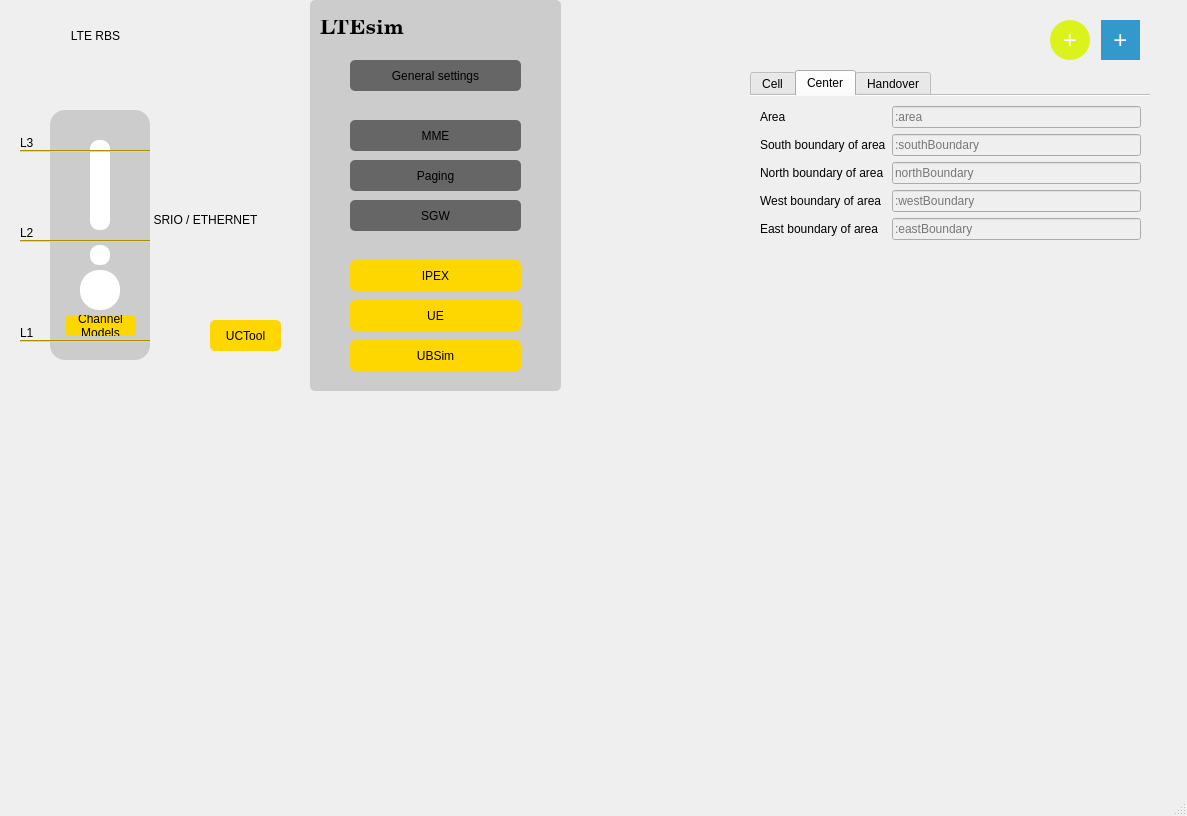
Before: the Qt Designer form LTEsimGeneratorGUI/Ui/Windows/newmapwindow.ui in moniss23/junit4, drawn with Qt 5.
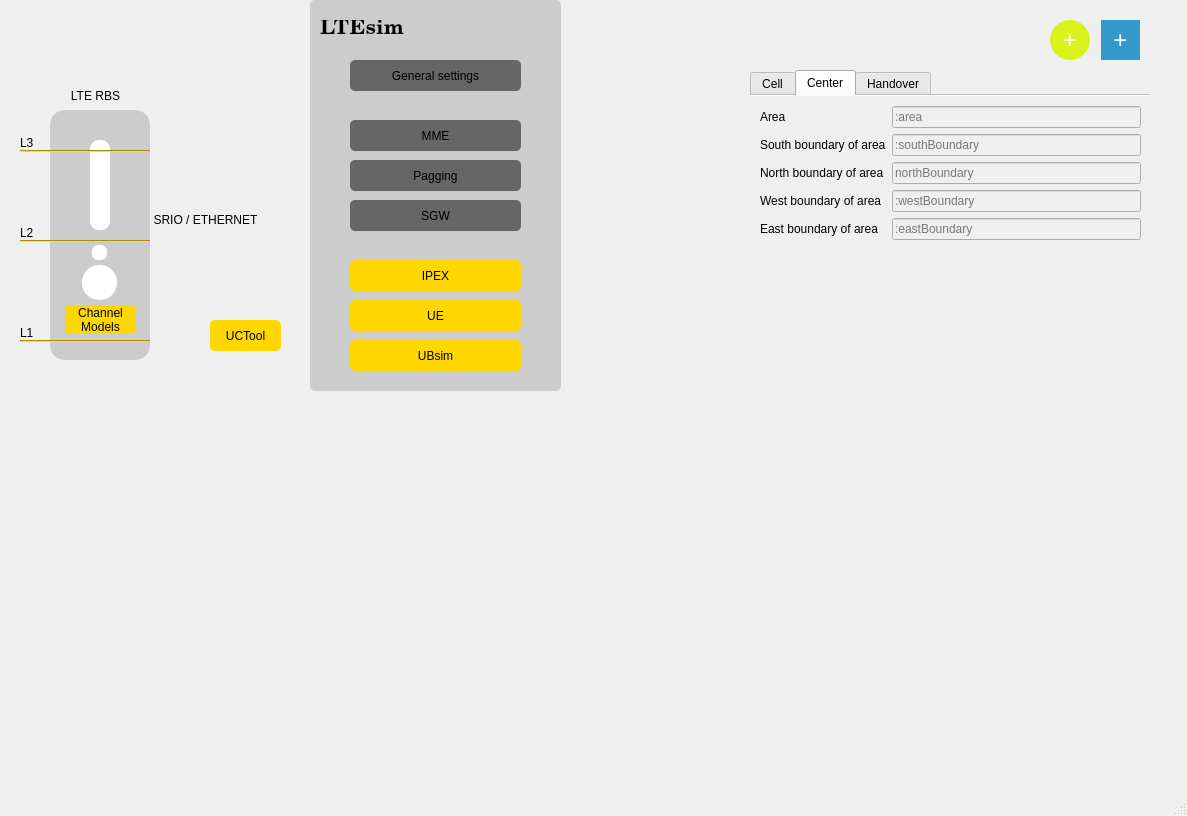
After: the same form once the commit is applied. Icons and pictures are not drawn.

Commit message: Added new UI to traffic map + paging rename to pagging + change buttons design in small windows + fit button size to text in Channel Models button

Patch:
```diff
--- a/LTEsimGeneratorGUI/Ui/Windows/newmapwindow.ui
+++ b/LTEsimGeneratorGUI/Ui/Windows/newmapwindow.ui
@@ -66,7 +66,7 @@
      <property name="geometry">
       <rect>
        <x>40</x>
-       <y>20</y>
+       <y>80</y>
        <width>91</width>
        <height>31</height>
       </rect>
@@ -153,17 +153,17 @@
     <widget class="QLabel" name="label_2">
      <property name="geometry">
       <rect>
-       <x>70</x>
-       <y>270</y>
-       <width>40</width>
-       <height>40</height>
+       <x>72</x>
+       <y>265</y>
+       <width>35</width>
+       <height>35</height>
       </rect>
      </property>
      <property name="autoFillBackground">
       <bool>false</bool>
      </property>
      <property name="styleSheet">
-      <string notr="true">border-radius:19px;
+      <string notr="true">border-radius:17px;
 border-color: #eee;
 background-color:rgb(255, 255, 255);</string>
      </property>
@@ -174,17 +174,17 @@
     <widget class="QLabel" name="label_3">
      <property name="geometry">
       <rect>
-       <x>80</x>
+       <x>82</x>
        <y>245</y>
-       <width>20</width>
-       <height>20</height>
+       <width>15</width>
+       <height>15</height>
       </rect>
      </property>
      <property name="autoFillBackground">
       <bool>false</bool>
      </property>
      <property name="styleSheet">
-      <string notr="true">border-radius:9px;
+      <string notr="true">border-radius:6px;
 border-color: #eee;
 background-color:rgb(255, 255, 255);</string>
      </property>
@@ -363,10 +363,35 @@
      <property name="geometry">
       <rect>
        <x>55</x>
-       <y>315</y>
+       <y>305</y>
+       <width>71</width>
+       <height>29</height>
+      </rect>
+     </property>
+     <property name="sizePolicy">
+      <sizepolicy hsizetype="Expanding" vsizetype="Expanding">
+       <horstretch>10</horstretch>
+       <verstretch>10</verstretch>
+      </sizepolicy>
+     </property>
+     <property name="minimumSize">
+      <size>
        <width>71</width>
        <height>21</height>
-      </rect>
+      </size>
+     </property>
+     <property name="maximumSize">
+      <size>
+       <width>16777215</width>
+       <height>16777215</height>
+      </size>
+     </property>
+     <property name="font">
+      <font>
+       <strikeout>false</strikeout>
+       <stylestrategy>PreferAntialias</stylestrategy>
+       <kerning>false</kerning>
+      </font>
      </property>
      <property name="styleSheet">
       <string notr="true">color: #000;
@@ -378,9 +403,15 @@
       <string>Channel 
 Models</string>
      </property>
+     <property name="autoDefault">
+      <bool>false</bool>
+     </property>
      <property name="default">
       <bool>true</bool>
      </property>
+     <property name="flat">
+      <bool>false</bool>
+     </property>
     </widget>
     <widget class="QFrame" name="frame">
      <property name="geometry">
@@ -477,7 +508,7 @@
 background-color:#ffd700;</string>
       </property>
       <property name="text">
-       <string>UBSim</string>
+       <string>UBsim</string>
       </property>
       <property name="default">
        <bool>true</bool>
@@ -549,7 +580,7 @@
 background-color:#666666;</string>
       </property>
       <property name="text">
-       <string>Paging</string>
+       <string>Pagging</string>
       </property>
       <property name="default">
        <bool>true</bool>
```
Left out of the diff: 2 changed lines with no effect on the pictures. The commit also changes 52 other files.
